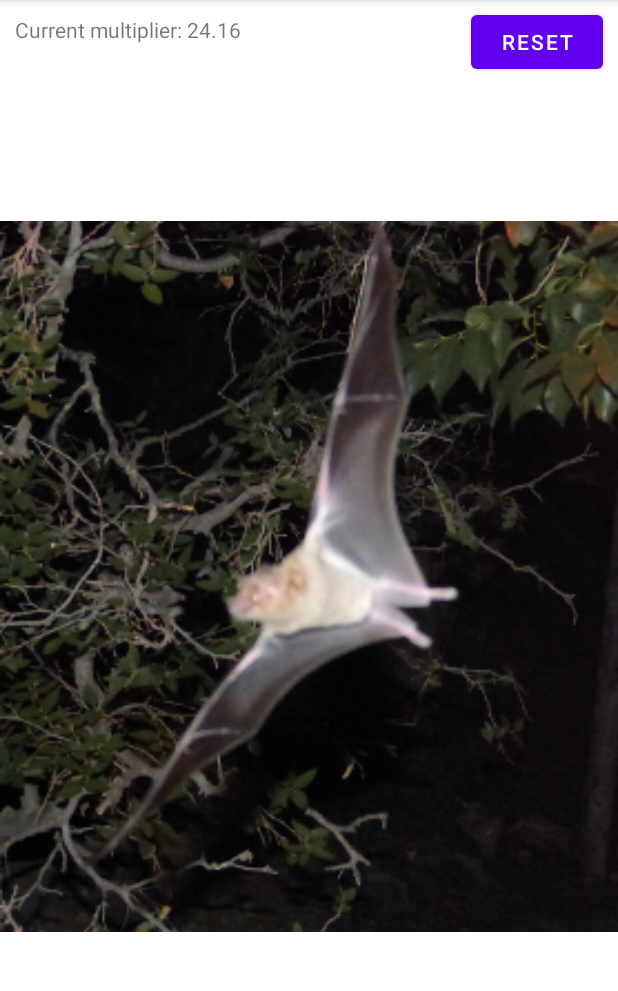
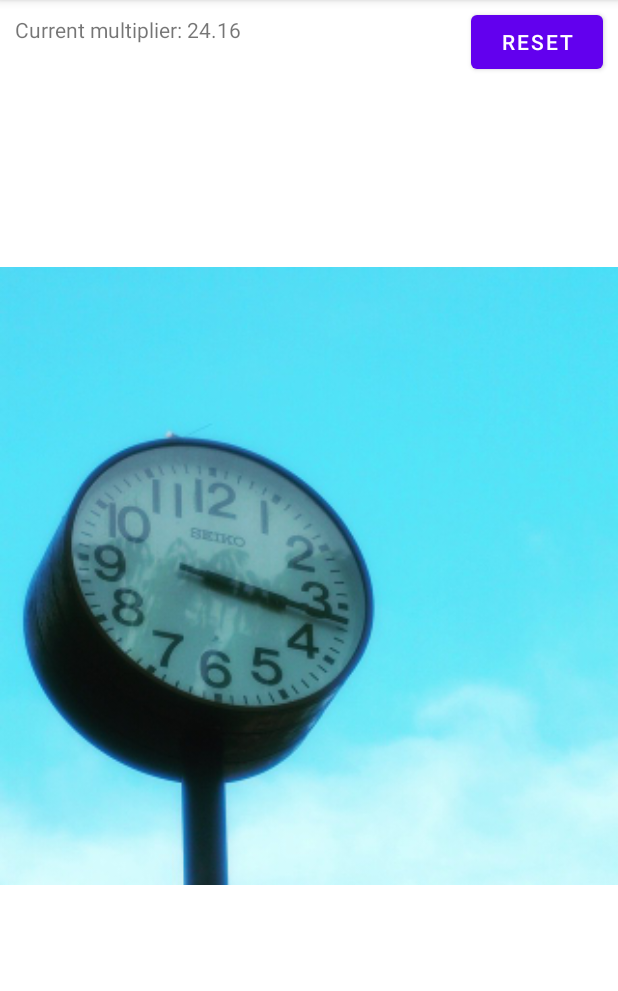
Before and after one commit to DominikDoom/HideAndGuess, an Android app: the fragment DrawBlurFragment placed in its activity, on a phone screen of 412 x 824 dp, the part 84-1075 px from its top. Run offline under Robolectric (Android 15) with nearby library versions, the light colour scheme and no system bars; our stand-ins replace data binding; libraries missing offline, so code that uses them is left out: com.google.android.renderscript; pictures from the network do not load; 6 statements that could not run were skipped.

Commit message:
- Added Glide for easy async image loading. - Experimental implementation for image selection including some queries (WIP) - Updated NavGraph to allow selection & pass it to the blur drawing fragment

```diff
--- a/app/build.gradle
+++ b/app/build.gradle
@@ -54,6 +54,8 @@ dependencies {
     implementation 'androidx.navigation:navigation-ui-ktx:2.5.0'
     implementation 'androidx.databinding:databinding-ktx:7.2.1'
     implementation 'androidx.databinding:databinding-runtime:7.2.1'
+    implementation 'com.github.bumptech.glide:glide:4.13.2'
+    annotationProcessor 'com.github.bumptech.glide:compiler:4.13.2'
     testImplementation 'junit:junit:4.13.2'
     androidTestImplementation 'androidx.test.ext:junit:1.1.3'
     androidTestImplementation 'androidx.test.espresso:espresso-core:3.4.0'
--- a/app/src/main/java/de/thm/mobiletech/hideandguess/views/BlurDrawView.kt
+++ b/app/src/main/java/de/thm/mobiletech/hideandguess/views/BlurDrawView.kt
@@ -20,7 +20,7 @@ import kotlin.math.log10
 class BlurDrawView : AppCompatImageView {
 
     // Settings for blur painting
-    private val blurFactor = 2
+    private val blurFactor = 3
     private val radius = 100f
 
     // The Points to draw circles on
@@ -59,14 +59,7 @@ class BlurDrawView : AppCompatImageView {
             return
         }
 
-        original = drawable.toBitmap()
-        originalPHash = pHash.calcPHash(original)
-
-        blurred = getBlurredBitmap(original)
-        paint.shader = BitmapShader(blurred, Shader.TileMode.CLAMP, Shader.TileMode.CLAMP)
-
-        bufferBitmap = original.copy(Bitmap.Config.ARGB_8888, true)
-        bufferCanvas = Canvas(bufferBitmap)
+        initialize()
     }
 
     /**
@@ -160,4 +153,17 @@ class BlurDrawView : AppCompatImageView {
         updateScoreMultiplier()
         invalidate()
     }
+
+    fun initialize() {
+        if (drawable == null) return
+
+        original = drawable.toBitmap()
+        originalPHash = pHash.calcPHash(original)
+
+        blurred = getBlurredBitmap(original)
+        paint.shader = BitmapShader(blurred, Shader.TileMode.CLAMP, Shader.TileMode.CLAMP)
+
+        bufferBitmap = original.copy(Bitmap.Config.ARGB_8888, true)
+        bufferCanvas = Canvas(bufferBitmap)
+    }
 }
--- a/app/src/main/res/layout/fragment_draw_blur.xml
+++ b/app/src/main/res/layout/fragment_draw_blur.xml
@@ -24,7 +24,7 @@
             app:layout_constraintEnd_toEndOf="parent"
             app:layout_constraintStart_toStartOf="parent"
             app:layout_constraintTop_toTopOf="parent"
-            app:srcCompat="@drawable/bat" />
+            app:srcCompat="@drawable/clock" />
 
         <Button
             android:id="@+id/resetButton"
--- a/app/src/main/res/navigation/nav_graph.xml
+++ b/app/src/main/res/navigation/nav_graph.xml
@@ -1,16 +1,18 @@
 <?xml version="1.0" encoding="utf-8"?>
 <navigation xmlns:android="http://schemas.android.com/apk/res/android"
     xmlns:app="http://schemas.android.com/apk/res-auto"
+    xmlns:tools="http://schemas.android.com/tools"
     android:id="@+id/nav_graph"
     app:startDestination="@id/mainMenuFragment">
 
     <fragment
         android:id="@+id/mainMenuFragment"
         android:name="de.thm.mobiletech.hideandguess.MainMenuFragment"
-        android:label="MainMenuFragment" >
+        android:label="MainMenuFragment"
+        tools:layout="@layout/fragment_main_menu">
         <action
-            android:id="@+id/action_openDrawBlurFragment"
-            app:destination="@id/drawBlurFragment"
+            android:id="@+id/action_openImageSelection"
+            app:destination="@id/imageSelectionFragment"
             app:enterAnim="@anim/nav_default_enter_anim"
             app:exitAnim="@anim/nav_default_exit_anim"
             app:popEnterAnim="@anim/nav_default_pop_enter_anim"
@@ -19,9 +21,24 @@
     <fragment
         android:id="@+id/drawBlurFragment"
         android:name="de.thm.mobiletech.hideandguess.DrawBlurFragment"
-        android:label="DrawBlurFragment">
+        android:label="DrawBlurFragment"
+        tools:layout="@layout/fragment_draw_blur">
         <argument
-            android:name="username"
+            android:name="imageUrl"
             app:argType="string" />
     </fragment>
+    <fragment
+        android:id="@+id/imageSelectionFragment"
+        android:name="de.thm.mobiletech.hideandguess.ImageSelectionFragment"
+        android:label="ImageSelectionFragment"
+        tools:layout="@layout/fragment_image_selection">
+        <action
+            android:id="@+id/action_openDrawBlurFragment"
+            app:destination="@id/drawBlurFragment"
+            app:enterAnim="@anim/nav_default_enter_anim"
+            app:exitAnim="@anim/nav_default_exit_anim"
+            app:popEnterAnim="@anim/nav_default_pop_enter_anim"
+            app:popExitAnim="@anim/nav_default_pop_exit_anim"
+            app:popUpTo="@id/mainMenuFragment" />
+    </fragment>
 </navigation>
--- a/app/src/main/res/values/strings.xml
+++ b/app/src/main/res/values/strings.xml
@@ -1,5 +1,10 @@
 <resources>
     <string name="app_name">HideAndGuess</string>
 
+    <string name="label_select_image">Select the image you want to blur</string>
+    <string name="contentDescription.first">The first image</string>
+    <string name="contentDescription.second">The second image</string>
+    <string name="contentDescription.third">The third image</string>
+
     <string name="reset">Reset</string>
 </resources>
```
Also changed, not shown: app/src/main/java/de/thm/mobiletech/hideandguess/DrawBlurFragment.kt (+14 -2 lines), app/src/main/java/de/thm/mobiletech/hideandguess/ImageSelectionFragment.kt (added, +102 -0 lines), app/src/main/java/de/thm/mobiletech/hideandguess/MainMenuFragment.kt (+4 -4 lines), app/src/main/java/de/thm/mobiletech/hideandguess/util/GlideCallback.kt (added, +29 -0 lines), app/src/main/res/layout-land/fragment_image_selection.xml (added, +73 -0 lines), app/src/main/res/layout/fragment_image_selection.xml (added, +73 -0 lines), app/src/main/res/values/queries.xml (added, +29 -0 lines).
